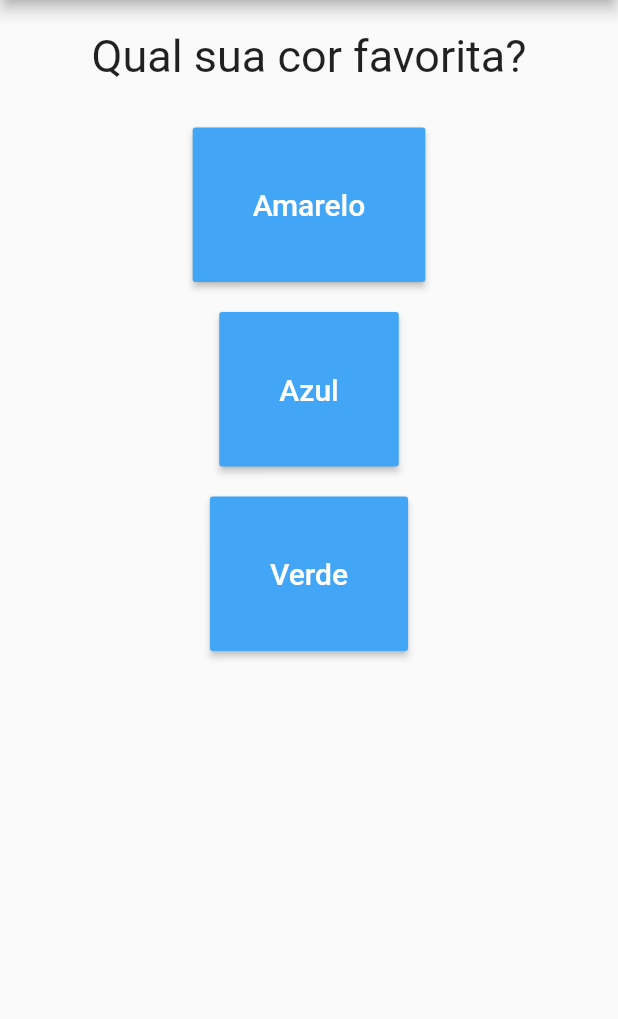
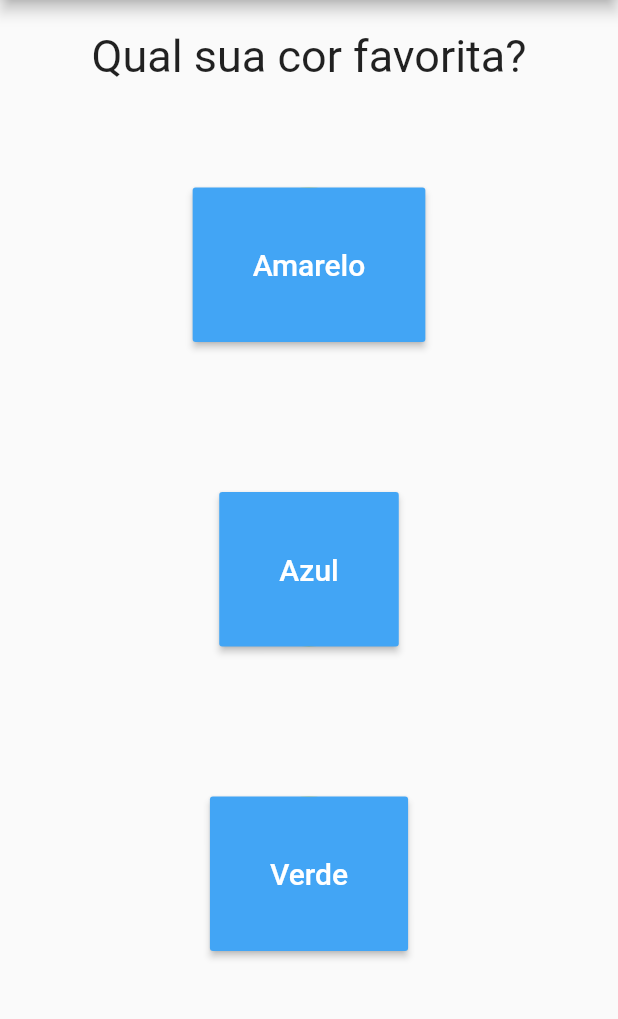
Before and after one commit to kiszewski/quiz-flutter, a Flutter app: the screen it shows after launch, on a phone screen of 412 x 824 dp, the part 84-1103 px from its top. Run offline on Flutter 3.47's test engine with Material 2 defaults, Android fonts, the phone set to English and light mode, and no system bars.

Commit message:
adicionando pontuação nas respostas

```diff
--- a/lib/main.dart
+++ b/lib/main.dart
@@ -1,8 +1,7 @@
 import 'package:flutter/material.dart';
 import 'package:flutter/widgets.dart';
-import 'questao.dart';
-import 'resposta.dart';
 import 'resultado.dart';
+import 'questionario.dart';
 
 main() => runApp(PerguntasApp());
 
@@ -10,23 +9,43 @@ class _PerguntaAppState extends State<PerguntasApp> {
   static final List<Map<String, dynamic>> _perguntas = [
     {
       'pergunta': 'Qual sua cor favorita?',
-      'respostas': ['Amarelo', 'Azul', 'Verde']
+      'respostas': [
+        {'texto': 'Amarelo', 'peso': 10},
+        {'texto': 'Azul', 'peso': 10},
+        {'texto': 'Verde', 'peso': 10}
+      ]
     },
     {
       'pergunta': 'Qual seu animal favorito?',
-      'respostas': ['Gato', 'Cachorro', 'Coelho']
+      'respostas': [
+        {'texto': 'Gato', 'peso': 10},
+        {'texto': 'Cachorro', 'peso': 10},
+        {'texto': 'Coelho', 'peso': 10}
+      ]
     },
     {
       'pergunta': 'Qual seu time favorito?',
-      'respostas': ['Real Madrid', 'Chelsea', 'Inter']
+      'respostas': [
+        {'texto': 'RealMadrid', 'peso': 10},
+        {'texto': 'Chelsea', 'peso': 10},
+        {'texto': 'Inter', 'peso': 10}
+      ]
     },
     {
       'pergunta': 'Qual sua comida favorito?',
-      'respostas': ['Batata frita', 'Arroz', 'Pastel']
+      'respostas': [
+        {'texto': 'Batatafrita', 'peso': 10},
+        {'texto': 'Arroz', 'peso': 10},
+        {'texto': 'Pastel', 'peso': 10}
+      ]
     },
     {
       'pergunta': 'Qual seu jogo favorito?',
-      'respostas': ['Overwatch', 'Fortnite', 'Fifa']
+      'respostas': [
+        {'texto': 'Overwatch', 'peso': 10},
+        {'texto': 'Fortnite', 'peso': 10},
+        {'texto': 'Fifa', 'peso': 10}
+      ]
     },
   ];
   var _perguntaAtual = 0;
@@ -42,25 +61,42 @@ class _PerguntaAppState extends State<PerguntasApp> {
     }
   }
 
+  void _restaurarPerguntas() {
+    setState(() {
+      _perguntaAtual = 0;
+    });
+  }
+
   bool get existePerguntaSelecionada {
     return _perguntaAtual < _perguntas.length;
   }
 
   Widget build(BuildContext context) {
-    final List<String> respostas = existePerguntaSelecionada
-      ? _perguntas[_perguntaAtual]['respostas']
-      : null;
+    final List<Map<String, Object>> respostas = existePerguntaSelecionada
+        ? _perguntas[_perguntaAtual]['respostas']
+        : null;
 
     return MaterialApp(
       home: Scaffold(
         appBar: AppBar(
           title: Text('Perguntas'),
+          actions: existePerguntaSelecionada
+              ? null
+              : <Widget>[
+                  RaisedButton(
+                      child: Icon(Icons.restore),
+                      color: Colors.blue,
+                      textColor: Colors.white,
+                      onPressed: _restaurarPerguntas)
+                ],
         ),
         body: Center(
-          child: existePerguntaSelecionada ? Column(children: <Widget>[
-            Questao(_perguntas[_perguntaAtual]['pergunta']),
-            ...respostas.map((resp) => Resposta(resp, _responder)).toList()
-          ]) : Resultado(),
+          child: existePerguntaSelecionada
+              ? Questionario(
+                  pergunta: _perguntas[_perguntaAtual]['pergunta'],
+                  respostas: respostas,
+                  responder: _responder)
+              : Resultado(),
         ),
       ),
     );
--- /dev/null
+++ b/lib/questionario.dart
@@ -0,0 +1,22 @@
+import 'package:flutter/material.dart';
+import 'questao.dart';
+import 'resposta.dart';
+
+class Questionario extends StatelessWidget {
+  final String _pergunta;
+  final List<Map<String, Object>> _respostas;
+  final void Function() _responder;
+
+  Questionario({pergunta, respostas, responder})
+      : _pergunta = pergunta,
+        _respostas = respostas,
+        _responder = responder;
+
+  @override
+  Widget build(BuildContext context) {
+    return Column(children: <Widget>[
+      Questao(_pergunta),
+      ..._respostas.map((resp) => Resposta(resp['texto'], _responder)).toList()
+    ]);
+  }
+}
--- a/lib/resposta.dart
+++ b/lib/resposta.dart
@@ -9,7 +9,12 @@ class Resposta extends StatelessWidget {
   @override
   Widget build(BuildContext context) {
     return Container(
-      margin: EdgeInsets.all(10),
+      margin: EdgeInsets.all(50),
+      decoration: BoxDecoration(
+        color: Colors.yellow,
+        shape: BoxShape.circle,
+        // borderRadius: BorderRadius.all(Radius.circular(50))
+      ),
       child: RaisedButton(
         color: Colors.blue[400],
         textColor: Colors.white,
--- a/lib/resultado.dart
+++ b/lib/resultado.dart
@@ -3,6 +3,12 @@ import 'package:flutter/material.dart';
 class Resultado extends StatelessWidget {
   @override
   Widget build(BuildContext context) {
-    return Text('Parabéns');
+    return Container(
+      child: Text(
+        'Parabéns',
+        style: TextStyle(
+          fontSize: 35
+        ))
+    );
   }
 }
```
